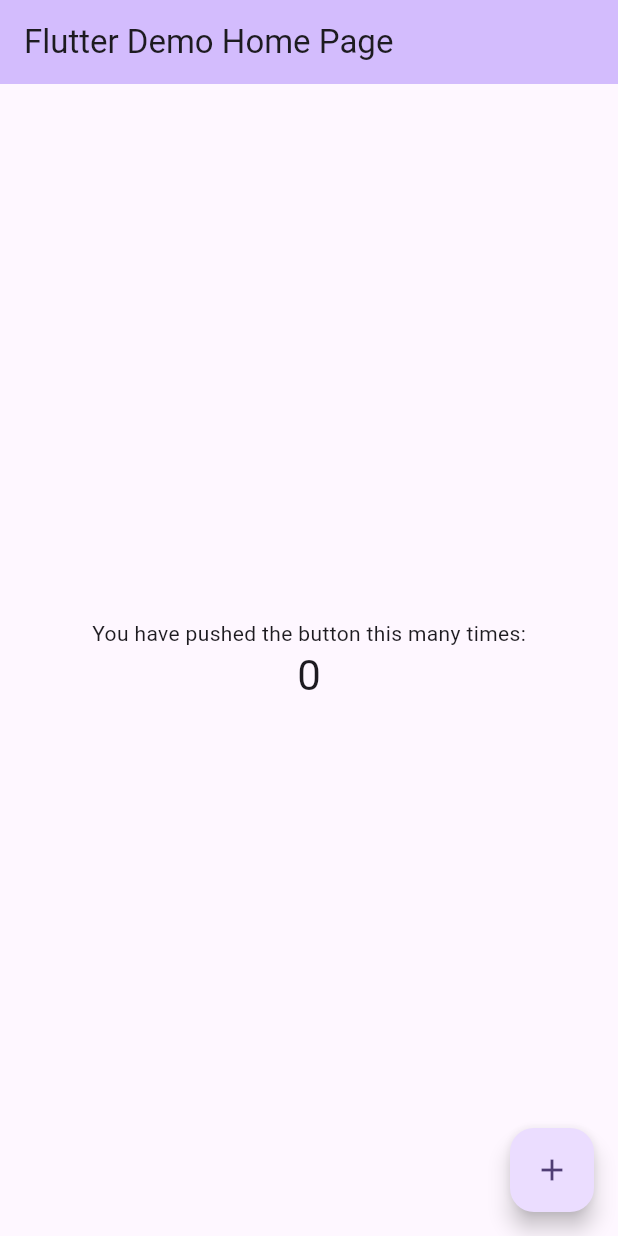
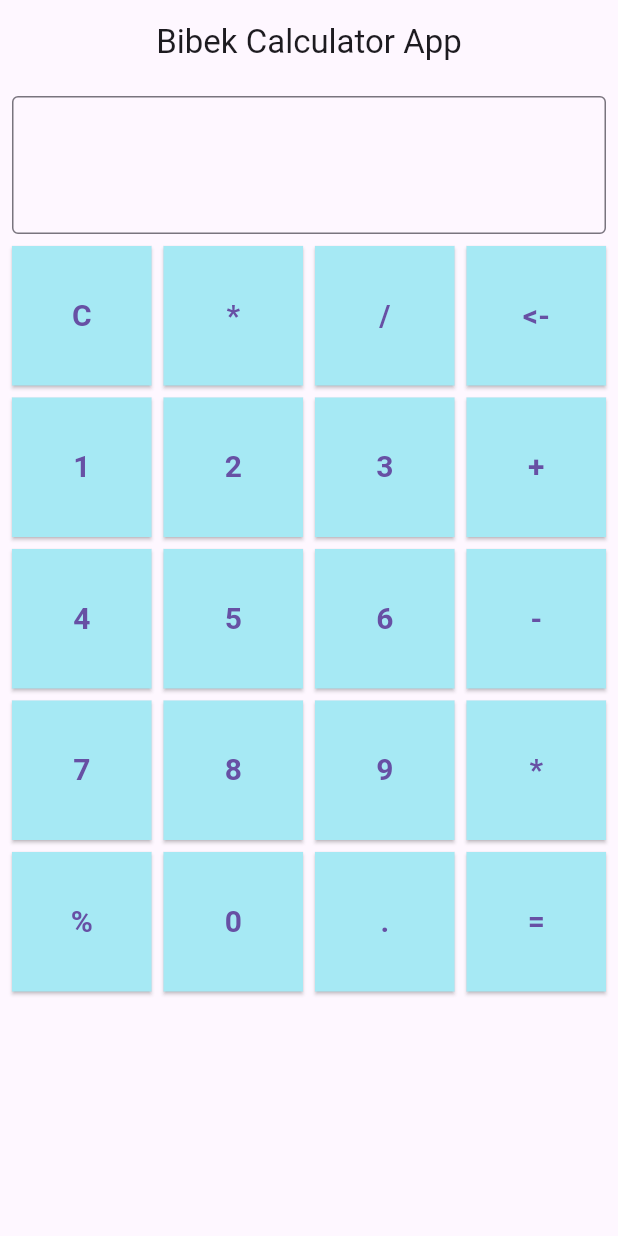
Before and after one commit to Bibek9849/calculatorapp, a Flutter app: the screen it shows after launch, on a phone screen of 412 x 824 dp. Run offline on Flutter 3.47's test engine with Material 3 defaults, Android fonts, the phone set to English and light mode, and no system bars; our stand-ins replace math_expressions.

Commit message:
calculator logic

```diff
--- /dev/null
+++ b/lib/app.dart
@@ -0,0 +1,15 @@
+import 'package:calculator_app/view/calculator_view.dart';
+
+import 'package:flutter/material.dart';
+
+class MyApp extends StatelessWidget {
+  const MyApp({super.key});
+
+  @override
+  Widget build(BuildContext context) {
+    return const MaterialApp(
+      debugShowCheckedModeBanner: false,
+      home: CalculatorView(),
+    );
+  }
+}
--- a/lib/main.dart
+++ b/lib/main.dart
@@ -1,125 +1,8 @@
+import 'package:calculator_app/app.dart';
 import 'package:flutter/material.dart';
 
 void main() {
-  runApp(const MyApp());
+  runApp(
+    const MyApp(),
+  );
 }
-
-class MyApp extends StatelessWidget {
-  const MyApp({super.key});
-
-  // This widget is the root of your application.
-  @override
-  Widget build(BuildContext context) {
-    return MaterialApp(
-      title: 'Flutter Demo',
-      theme: ThemeData(
-        // This is the theme of your application.
-        //
-        // TRY THIS: Try running your application with "flutter run". You'll see
-        // the application has a purple toolbar. Then, without quitting the app,
-        // try changing the seedColor in the colorScheme below to Colors.green
-        // and then invoke "hot reload" (save your changes or press the "hot
-        // reload" button in a Flutter-supported IDE, or press "r" if you used
-        // the command line to start the app).
-        //
-        // Notice that the counter didn't reset back to zero; the application
-        // state is not lost during the reload. To reset the state, use hot
-        // restart instead.
-        //
-        // This works for code too, not just values: Most code changes can be
-        // tested with just a hot reload.
-        colorScheme: ColorScheme.fromSeed(seedColor: Colors.deepPurple),
-        useMaterial3: true,
-      ),
-      home: const MyHomePage(title: 'Flutter Demo Home Page'),
-    );
-  }
-}
-
-class MyHomePage extends StatefulWidget {
-  const MyHomePage({super.key, required this.title});
-
-  // This widget is the home page of your application. It is stateful, meaning
-  // that it has a State object (defined below) that contains fields that affect
-  // how it looks.
-
-  // This class is the configuration for the state. It holds the values (in this
-  // case the title) provided by the parent (in this case the App widget) and
-  // used by the build method of the State. Fields in a Widget subclass are
-  // always marked "final".
-
-  final String title;
-
-  @override
-  State<MyHomePage> createState() => _MyHomePageState();
-}
-
-class _MyHomePageState extends State<MyHomePage> {
-  int _counter = 0;
-
-  void _incrementCounter() {
-    setState(() {
-      // This call to setState tells the Flutter framework that something has
-      // changed in this State, which causes it to rerun the build method below
-      // so that the display can reflect the updated values. If we changed
-      // _counter without calling setState(), then the build method would not be
-      // called again, and so nothing would appear to happen.
-      _counter++;
-    });
-  }
-
-  @override
-  Widget build(BuildContext context) {
-    // This method is rerun every time setState is called, for instance as done
-    // by the _incrementCounter method above.
-    //
-    // The Flutter framework has been optimized to make rerunning build methods
-    // fast, so that you can just rebuild anything that needs updating rather
-    // than having to individually change instances of widgets.
-    return Scaffold(
-      appBar: AppBar(
-        // TRY THIS: Try changing the color here to a specific color (to
-        // Colors.amber, perhaps?) and trigger a hot reload to see the AppBar
-        // change color while the other colors stay the same.
-        backgroundColor: Theme.of(context).colorScheme.inversePrimary,
-        // Here we take the value from the MyHomePage object that was created by
-        // the App.build method, and use it to set our appbar title.
-        title: Text(widget.title),
-      ),
-      body: Center(
-        // Center is a layout widget. It takes a single child and positions it
-        // in the middle of the parent.
-        child: Column(
-          // Column is also a layout widget. It takes a list of children and
-          // arranges them vertically. By default, it sizes itself to fit its
-          // children horizontally, and tries to be as tall as its parent.
-          //
-          // Column has various properties to control how it sizes itself and
-          // how it positions its children. Here we use mainAxisAlignment to
-          // center the children vertically; the main axis here is the vertical
-          // axis because Columns are vertical (the cross axis would be
-          // horizontal).
-          //
-          // TRY THIS: Invoke "debug painting" (choose the "Toggle Debug Paint"
-          // action in the IDE, or press "p" in the console), to see the
-          // wireframe for each widget.
-          mainAxisAlignment: MainAxisAlignment.center,
-          children: <Widget>[
-            const Text(
-              'You have pushed the button this many times:',
-            ),
-            Text(
-              '$_counter',
-              style: Theme.of(context).textTheme.headlineMedium,
-            ),
-          ],
-        ),
-      ),
-      floatingActionButton: FloatingActionButton(
-        onPressed: _incrementCounter,
-        tooltip: 'Increment',
-        child: const Icon(Icons.add),
-      ), // This trailing comma makes auto-formatting nicer for build methods.
-    );
-  }
-}
--- /dev/null
+++ b/lib/view/calculator_view.dart
@@ -0,0 +1,122 @@
+import 'package:flutter/material.dart';
+import 'package:math_expressions/math_expressions.dart';
+
+class CalculatorView extends StatefulWidget {
+  const CalculatorView({super.key});
+
+  @override
+  State<CalculatorView> createState() => _CalculatorViewState();
+}
+
+class _CalculatorViewState extends State<CalculatorView> {
+  final _textController = TextEditingController();
+  List<String> lstSymbols = [
+    "C",
+    "*",
+    "/",
+    "<-",
+    "1",
+    "2",
+    "3",
+    "+",
+    "4",
+    "5",
+    "6",
+    "-",
+    "7",
+    "8",
+    "9",
+    "*",
+    "%",
+    "0",
+    ".",
+    "=",
+  ];
+
+  @override
+  Widget build(BuildContext context) {
+    return Scaffold(
+      appBar: AppBar(
+        centerTitle: true,
+        title: const Text('Bibek Calculator App'),
+      ),
+      body: Padding(
+        padding: const EdgeInsets.all(8.0),
+        child: Column(
+          children: [
+            TextField(
+              controller: _textController,
+              readOnly: true,
+              textAlign: TextAlign.right,
+              decoration: const InputDecoration(
+                border: OutlineInputBorder(),
+              ),
+              style: const TextStyle(
+                fontSize: 40,
+                fontWeight: FontWeight.bold,
+              ),
+            ),
+            const SizedBox(
+              height: 8,
+            ),
+            Expanded(
+              child: GridView.builder(
+                gridDelegate: const SliverGridDelegateWithFixedCrossAxisCount(
+                  crossAxisCount: 4,
+                  crossAxisSpacing: 8.0,
+                  mainAxisSpacing: 8.0,
+                ),
+                itemCount: lstSymbols.length,
+                itemBuilder: (context, index) {
+                  return ElevatedButton(
+                    style: ElevatedButton.styleFrom(
+                      backgroundColor: const Color.fromARGB(255, 166, 233, 244),
+                      shape: RoundedRectangleBorder(
+                        borderRadius: BorderRadius.circular(0),
+                      ),
+                    ),
+                    onPressed: () {
+                      String symbol = lstSymbols[index];
+                      setState(() {
+                        if (symbol == "C") {
+                          _textController.text = "";
+                        } else if (symbol == "<-") {
+                          if (_textController.text.isNotEmpty) {
+                            _textController.text = _textController.text
+                                .substring(0, _textController.text.length - 1);
+                          }
+                        } else if (symbol == "=") {
+                          try {
+                            // Replace % with /100 in the expression
+                            String input =
+                                _textController.text.replaceAll('%', '/100');
+                            Parser p = Parser();
+                            Expression exp = p.parse(input);
+                            ContextModel cm = ContextModel();
+                            double eval = exp.evaluate(EvaluationType.REAL, cm);
+                            _textController.text = eval.toString();
+                          } catch (e) {
+                            _textController.text = "Error";
+                          }
+                        } else {
+                          _textController.text += symbol;
+                        }
+                      });
+                    },
+                    child: Text(
+                      lstSymbols[index],
+                      style: const TextStyle(
+                        fontSize: 20,
+                        fontWeight: FontWeight.bold,
+                      ),
+                    ),
+                  );
+                },
+              ),
+            ),
+          ],
+        ),
+      ),
+    );
+  }
+}
```
Also changed, not shown: pubspec.yaml (+1 -67 lines), pubspec.lock.
